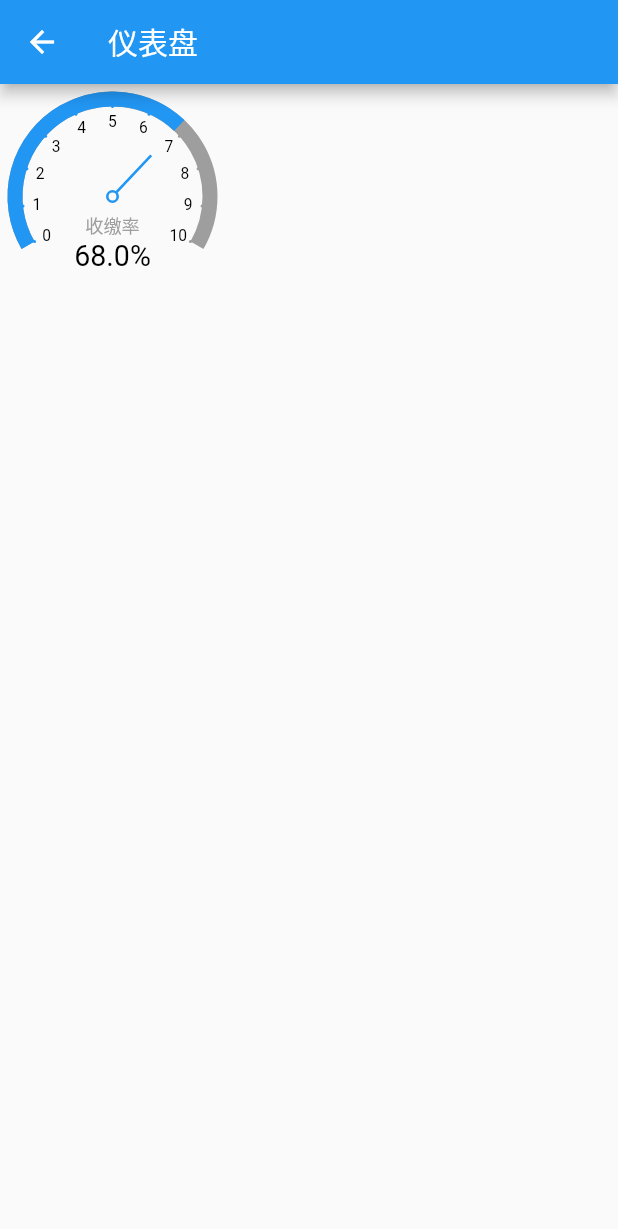
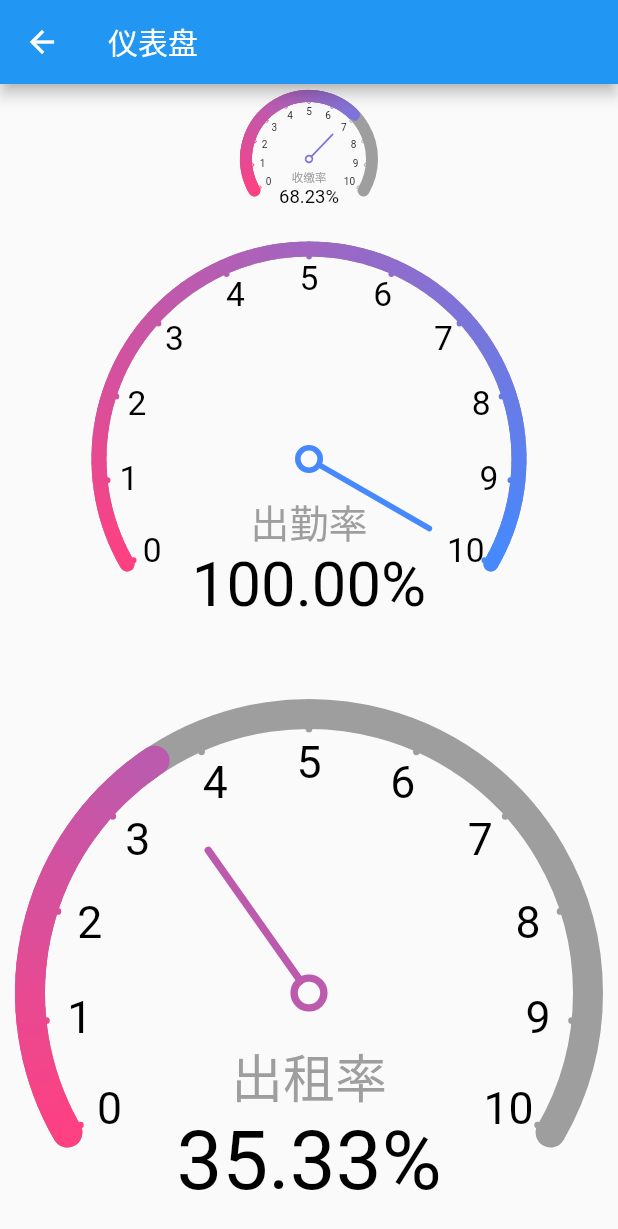
Before and after one commit to collectFlutter/mini_widget, a Flutter app: the screen it shows after launch, after a tap on "仪表盘", on a phone screen of 412 x 824 dp. Shown: the top 1229 px of the screen. Run offline on Flutter 3.47's test engine with Material 2 defaults, Android fonts, the phone set to English and light mode, and no system bars.

Commit message:
完成仪表盘

```diff
--- a/example/lib/main.dart
+++ b/example/lib/main.dart
@@ -36,7 +36,18 @@ class _MyHomePageState extends State<MyHomePage> {
   }
 
   void initBashBoarWidget() {
-    items.add(_buildItem("仪表盘", BashBoardWidget(150, strokeWidth: 10,label: '收缴率',value: 0.68,)));
+    items.add(_buildItem(
+      "仪表盘",
+      ListView(children: <Widget>[
+        BashBoardWidget(100,
+            strokeWidth: 8, label: '收缴率', value: 68.23),
+        BashBoardWidget(300,
+            strokeWidth: 10, label: '出勤率', value: 100),
+        BashBoardWidget(MediaQuery.of(context).size.width,
+            strokeWidth: 20, label: '出租率', value: 35.33),
+      ],)
+
+    ));
   }
 
   void initClockWidget() {
--- a/lib/painter/dash_board_painter.dart
+++ b/lib/painter/dash_board_painter.dart
@@ -3,17 +3,24 @@ import 'dart:ui';
 
 import 'package:flutter/material.dart';
 import 'package:mini_widget/painter/base_painter.dart';
+import 'package:mini_widget/utils/painter_util.dart';
 
 class DashBoardPainter extends BasePainter {
-  /// 刻度值[0-1]
+  /// 刻度值[0-100]
   final double value;
 
   /// 指标名称(最多4个字)
   final String label;
   final double angle = 24;
+  final Color heightColor;
   TextPainter textPainter;
 
-  DashBoardPainter({this.value = 0.6, Color color = Colors.blue, double strokeWidth = 1, this.label = '指标名称'})
+  DashBoardPainter(
+      {this.value = 0,
+      this.heightColor = Colors.pink,
+      Color color = Colors.blue,
+      double strokeWidth = 1,
+      this.label = '指标名称'})
       : super(color: color, strokeWidth: strokeWidth) {
     textPainter = TextPainter(
       textAlign: TextAlign.center,
@@ -25,89 +32,85 @@ class DashBoardPainter extends BasePainter {
   void paint(Canvas canvas, Size size) {
     final double radius = min(size.width, size.height) * 0.5 - strokeWidth;
     final scale = radius / 75;
+    Color endColor = color;
     Offset center = Offset(size.width * 0.5, size.height * 0.5);
-    Rect rect = Rect.fromCircle(center: center, radius: radius);
+    canvas.save();
+    canvas.translate(center.dx, center.dy);
     customPaint.color = Colors.grey;
-    canvas.drawArc(rect, 150 * rad, 240 * rad, false, customPaint);
-    customPaint.color = color;
-    canvas.drawArc(rect, 150 * rad, 240 * value * rad, false, customPaint);
-    canvas.save();
-    // 变换坐标原点
-    canvas.translate(center.dx, center.dy);
-    // 绘制圆心
-    final centerPaint = Paint()
-      ..strokeWidth = 2 * scale
-      ..style = PaintingStyle.stroke
-      ..color = color;
-    canvas.drawCircle(Offset(0, 0), 4 * scale, centerPaint);
-    canvas.save();
+    PainterUtil.paintArc(
+      canvas,
+      Offset(0, 0),
+      radius,
+      startAngle: 150,
+      sweepAngle: 240,
+      color: Colors.grey,
+      strokeWidth: strokeWidth,
+    );
+    int index = 0;
+    while (true) {
+      endColor = Color.lerp(color, heightColor, index * 0.01);
+      double startAngle = 150 + index * 2.4;
+      double sweepAngle = min(2.4, 2.40 * value - index * 2.4);
+      PainterUtil.paintArc(
+        canvas,
+        Offset(0, 0),
+        radius,
+        startAngle: startAngle,
+        sweepAngle: sweepAngle,
+        color: endColor,
+        strokeWidth: strokeWidth,
+      );
+      if (index > value || ++index == 100) {
+        break;
+      }
+    }
+    // 绘制圆点
+    PainterUtil.paintArc(
+      canvas,
+      Offset(0, 0),
+      4 * scale,
+      color: endColor,
+      strokeWidth: 2 * scale,
+    );
     // 绘制指针
-    final secondPaint = Paint()
-      ..color = color
-      ..strokeWidth = 2 * scale;
-    Offset endPoint = Offset(
-      (radius - strokeWidth - 20 * scale) * cos((150 + angle * value * 10) * rad),
-      (radius - strokeWidth - 20 * scale) * sin((150 + angle * value * 10) * rad),
+    PainterUtil.paintLine(
+      canvas,
+      4 * scale,
+      radius - strokeWidth - 20 * scale,
+      strokeWidth: 2 * scale,
+      color: endColor,
+      rotateAngle: angle * value > 2400 ? 395 : angle * value * 0.1 + 150,
     );
-    Offset startPoint = Offset(
-      4 * scale * cos((150 + angle * value * 10) * rad),
-      4 * scale * sin((150 + angle * value * 10) * rad),
-    );
-    canvas.drawLine(startPoint, endPoint, secondPaint);
-    canvas.save();
+
     // 绘制刻度
     List.generate(11, (index) {
-      canvas.save();
-      textPainter.text = TextSpan(
-        text: "$index",
-        style: TextStyle(color: Colors.black, fontFamily: 'Times New Roman', fontSize: 12.0 * scale),
-      );
-      textPainter.layout();
-      textPainter.paint(
-        canvas,
-        Offset(
-          (radius - strokeWidth - 5 * scale) * cos((150 + angle * index) * rad) - (textPainter.width * 0.5),
-          (radius - strokeWidth - 5 * scale) * sin((150 + angle * index) * rad) - (textPainter.height * 0.5),
-        ),
-      );
-      final centerPaint = Paint()
-        ..strokeWidth = 1
-        ..style = PaintingStyle.fill
-        ..color = index <= value * 10 ? Colors.blue : Colors.grey;
-      canvas.drawCircle(
+      PainterUtil.paintArc(
+          canvas,
           Offset(
             (radius - strokeWidth * 0.5) * cos((150 + angle * index) * rad),
             (radius - strokeWidth * 0.5) * sin((150 + angle * index) * rad),
           ),
           1,
-          centerPaint);
-      canvas.restore();
+          color: index <= value * 0.1 ? Color.lerp(color, heightColor, index * 0.1) : Colors.grey,
+          strokeWidth: scale);
+      PainterUtil.paintString(
+        canvas,
+        Offset(
+          (radius - strokeWidth - 5 * scale) * cos((150 + angle * index) * rad),
+          (radius - strokeWidth - 5 * scale) * sin((150 + angle * index) * rad),
+        ),
+        "$index",
+        color: Colors.black,
+        fontSize: 12.0 * scale,
+      );
     });
-    canvas.save();
 
-    // 绘制标题
-    textPainter.text = TextSpan(
-      text: label,
-      style: TextStyle(color: Colors.grey, fontFamily: 'Times New Roman', fontSize: 14.0 * scale),
-    );
-    textPainter.layout();
-    textPainter.paint(
-      canvas,
-      Offset(0 - textPainter.width * 0.5, radius * 0.3 - textPainter.height * 0.5),
-    );
-    canvas.restore();
-    canvas.save();
-    // 绘制标题-百分比
-    textPainter.text = TextSpan(
-      text: "${value * 100}%",
-      style: TextStyle(color: Colors.black, fontFamily: 'Times New Roman', fontSize: 22.0 * scale),
-    );
-    textPainter.layout();
-    textPainter.paint(
-      canvas,
-      Offset(0 - textPainter.width * 0.5, radius * 0.6 - textPainter.height * 0.5),
-    );
-    canvas.save();
+    /// 绘制标签
+    PainterUtil.paintString(canvas, Offset(0, radius * 0.3), label, color: Colors.grey, fontSize: 14.0 * scale);
+
+    /// 绘制百分比
+    PainterUtil.paintString(canvas, Offset(0, radius * 0.6), "${value.toStringAsFixed(2)}%",
+        color: Colors.black, fontSize: 22.0 * scale);
     canvas.restore();
   }
 }
--- a/lib/utils/painter_util.dart
+++ b/lib/utils/painter_util.dart
@@ -1,101 +1,160 @@
 import 'dart:math';
-
-import 'dart:ui' as ui;
 
 import 'package:flutter/material.dart';
 import 'package:flutter/widgets.dart';
 
-import '../mini_widget.dart';
+// 1度对应的弧度
+final double rad = pi / 180.0;
 
-/// TODO 待开发
+/// 绘制工具
 class PainterUtil {
-  // 1度对应的弧度
-  static final double rad = pi / 180.0;
+  /// 绘制线段
+  ///
+  static void paintLine(
+    Canvas canvas,
+    double startX,
+    double endX, {
+    Offset center = const Offset(0, 0),
+    Color color = Colors.red,
+    double rotateAngle = 0,
+    double strokeWidth = 1,
+  }) {
+    canvas.save();
+    canvas.translate(center.dx, center.dy);
+    canvas.rotate(rotateAngle * rad);
+    canvas.drawLine(
+        Offset(startX, 0),
+        Offset(endX, 0),
+        Paint()
+          ..color = color
+          ..strokeCap = StrokeCap.round
+          ..style = PaintingStyle.stroke
+          ..strokeWidth = strokeWidth);
+    canvas.restore();
+  }
 
-  static paintText(
-      {@required Canvas canvas,
-      @required Paint paint,
-      @required String text,
-      @required Size size,
-      Offset center = const Offset(0.0, 0.0),
-      TextAlign horizontalTextAlign,
-      VerticalAlign verticalTextAlign,
-      double fontSize = 12,
-      Color color = Colors.black,
-      double rotateAngle = 0.0,
-      Offset rotateCanter = const Offset(0, 0)}) {
-    ui.ParagraphBuilder pb = ui.ParagraphBuilder(ui.ParagraphStyle(
-      textAlign: horizontalTextAlign,
-      fontWeight: FontWeight.w300,
-      fontStyle: FontStyle.normal,
-      fontSize: fontSize,
-    ));
-    pb.pushStyle(ui.TextStyle(color: color));
-    pb.addText(text);
-    ui.ParagraphConstraints pc = ui.ParagraphConstraints(width: size.width);
-    //这里需要先layout, 后面才能获取到文字高度
-    ui.Paragraph paragraph = pb.build()..layout(pc);
-    //文字居中显示
-    Offset offset = Offset(0.0, size.width * 0.5 - paragraph.height * 0.5);
-    if (verticalTextAlign == VerticalAlign.top) {
-      offset = Offset(0.0, 0.0);
-    } else if (verticalTextAlign == VerticalAlign.bottom) {
-      offset = Offset(0.0, size.width - paragraph.height);
-    }
-    rotate(
-        canvas: canvas,
-        center: rotateCanter,
-        rotateAngle: rotateAngle,
-        doPaint: () {
-          canvas.drawParagraph(paragraph, offset);
-        });
+  /// 绘制五角星<br/>
+  /// [center] 中心点 <br/>
+  /// [radius] 外接圆半径 <br/>
+  /// [color] 文本颜色 <br/>
+  /// [rotateAngle] 旋转角度 <br/>
+  static void paintFiveStart(
+    Canvas canvas,
+    Offset center,
+    double radius, {
+    Color color = Colors.red,
+    double rotateAngle = 0,
+  }) {
+    Offset p1 = Offset(0, -radius);
+    Offset p2 = Offset(radius * sin(pi * 0.4), -radius * cos(pi * 0.4));
+    Offset p3 = Offset(radius * sin(pi * 0.2), radius * cos(pi * 0.2));
+    Offset p4 = Offset(-radius * sin(pi * 0.2), radius * cos(pi * 0.2));
+    Offset p5 = Offset(-radius * sin(pi * 0.4), -radius * cos(pi * 0.4));
+    Path path = Path();
+    path.moveTo(p1.dx, p1.dy);
+    path.lineTo(p3.dx, p3.dy);
+    path.lineTo(p5.dx, p5.dy);
+    path.lineTo(p2.dx, p2.dy);
+    path.lineTo(p4.dx, p4.dy);
+    path.lineTo(p1.dx, p1.dy);
+
+    canvas.save();
+    canvas.translate(center.dx, center.dy);
+    canvas.rotate(-rotateAngle);
+    // 绘制五角星
+    canvas.drawPath(
+        path,
+        Paint()
+          ..color = color
+          ..style = PaintingStyle.fill);
+    // 恢复画布到上一个save状态
+    canvas.restore();
+  }
+
+  /// 绘制字符串 <br/>
+  /// [center] 绘制中点 <br/>
+  /// [text] 显示文本 <br/>
+  /// [fontSize] 文本大小 <br/>
+  /// [color] 文本颜色 <br/>
+  /// [rotateAngle] 旋转角度 <br/>
+  static void paintString(
+    Canvas canvas,
+    Offset center,
+    String text, {
+    double fontSize = 12,
+    Color color = Colors.black,
+    double rotateAngle = 0,
+  }) {
+    TextPainter textPainter = TextPainter(textAlign: TextAlign.center, textDirection: TextDirection.rtl);
+
+    // 绘制标题
+    textPainter.text =
+        TextSpan(text: text, style: TextStyle(color: color, fontFamily: 'Times New Roman', fontSize: fontSize));
+    textPainter.layout();
+    canvas.save();
+    canvas.rotate(-rotateAngle);
+    textPainter.paint(canvas, Offset(center.dx - textPainter.width * 0.5, center.dy - textPainter.height * 0.5));
+    canvas.restore();
   }
 
   /// 绘制圆弧<br/>
-  /// [canvas] - 画布 <br/>
-  /// [radius] - 圆弧半径 <br/>
-  /// [center] - 圆弧中心位置 <br/>
-  /// [startAngle] - 圆弧开始角度 <br/>
-  /// [sweepAngle] - 圆弧大小对应角度 <br/>
-  /// [paint] - 画笔
-  static paintArc({
-    @required Canvas canvas,
-    @required Paint paint,
-    double radius = 50,
-    Offset center = const Offset(0.0, 0.0),
+  /// [center] 圆心坐标<br/>
+  /// [radius] 半径<br/>
+  /// [startAngle] 开始角度 <br/>
+  /// [sweepAngle] 间隔角度 <br/>
+  /// [color] 画笔颜色 <br/>
+  /// [strokeWidth] 画笔宽度<br/>
+  static void paintArc(
+    Canvas canvas,
+    Offset center,
+    double radius, {
     double startAngle = 0.0,
     double sweepAngle = 360.0,
+    Color color = Colors.blue,
+    double strokeWidth = 1,
   }) {
     Rect rect = Rect.fromCircle(center: center, radius: radius);
-    canvas.drawArc(rect, startAngle * rad, sweepAngle * rad, false, paint);
+    canvas.drawArc(
+      rect,
+      startAngle * rad,
+      sweepAngle * rad,
+      false,
+      Paint()
+        ..color = color
+        ..strokeCap = StrokeCap.round
+        ..strokeWidth = strokeWidth
+        ..style = PaintingStyle.stroke,
+    );
   }
 
   /// 按照指定中心平移
-  static rotate(
-      {@required Canvas canvas,
-      Offset center = const Offset(.0, .0),
-      double rotateAngle = 0,
-      @required VoidCallback doPaint}) {
-    if (doPaint == null) return;
-    if (rotateAngle == 0 || center == Offset(.0, .0)) {
-      // 执行绘画
-      doPaint();
-      return;
-    }
-    double rotate = rotateAngle * rad;
-    // 先保存画布
-    canvas.save();
-    // 将画布中心平移到圆点
-    canvas.translate(-center.dx, -center.dy);
-    // 执行旋转
-    canvas.rotate(rotate);
-    // 执行绘画
-    doPaint();
-    // 恢复画布旋转
-    canvas.rotate(-rotate);
-    // 恢复平移前画布中心位置
-    canvas.translate(center.dx, center.dy);
-    // 恢复圆画布状态
-    canvas.restore();
-  }
+//  static rotate(
+//      {@required Canvas canvas,
+//      Offset center = const Offset(.0, .0),
+//      double rotateAngle = 0,
+//      @required VoidCallback doPaint}) {
+//    if (doPaint == null) return;
+//    if (rotateAngle == 0 || center == Offset(.0, .0)) {
+//      // 执行绘画
+//      doPaint();
+//      return;
+//    }
+//    double rotate = rotateAngle * rad;
+//    // 先保存画布
+//    canvas.save();
+//    // 将画布中心平移到圆点
+//    canvas.translate(center.dx, center.dy);
+//    // 执行旋转
+//    canvas.rotate(rotate);
+//    // 执行绘画
+//    doPaint();
+//    // 恢复画布旋转
+//    canvas.rotate(-rotate);
+//    // 恢复平移前画布中心位置
+//    canvas.translate(-center.dx, -center.dy);
+//    // 保存画布
+//    canvas.save();
+//    // 恢复圆画布状态
+//    canvas.restore();
+//  }
 }
--- a/lib/widget/bash_board_widget.dart
+++ b/lib/widget/bash_board_widget.dart
@@ -7,20 +7,28 @@ class BashBoardWidget extends BaseWidget {
   /// 直径
   final double diameter;
 
-  /// 刻度值[0-1]
+  /// 刻度值[0-100]
   final double value;
 
   /// 指标名称(最多4个字)
   final String label;
 
+  /// 最大值颜色
+  final Color heightColor;
+
   BashBoardWidget(this.diameter,
-      {this.value = 0.0, this.label = '', Color color = Colors.blue, double strokeWidth = 10.0})
-      :super(color: color, width: diameter, height: diameter, strokeWidth: strokeWidth);
+      {this.value = 0.0,
+      this.heightColor = Colors.blueAccent,
+      this.label = '',
+      Color color = Colors.pinkAccent,
+      double strokeWidth = 10.0})
+      : super(color: color, width: diameter, height: diameter, strokeWidth: strokeWidth);
   @override
   Widget build(BuildContext context) {
     return CustomPaint(
       size: Size(diameter, diameter),
-      painter: DashBoardPainter(color: color, strokeWidth: strokeWidth,label: label,value: value),
+      painter: DashBoardPainter(
+          color: color, strokeWidth: strokeWidth, label: label, value: value, heightColor: heightColor),
     );
   }
 }
```
Also changed, not shown: lib/painter/arc_painter.dart (+24 -11 lines), lib/painter/clock_painter.dart (+3 -7 lines), lib/painter/five_star_painter.dart (+19 -31 lines), example/pubspec.lock, pubspec.lock.
